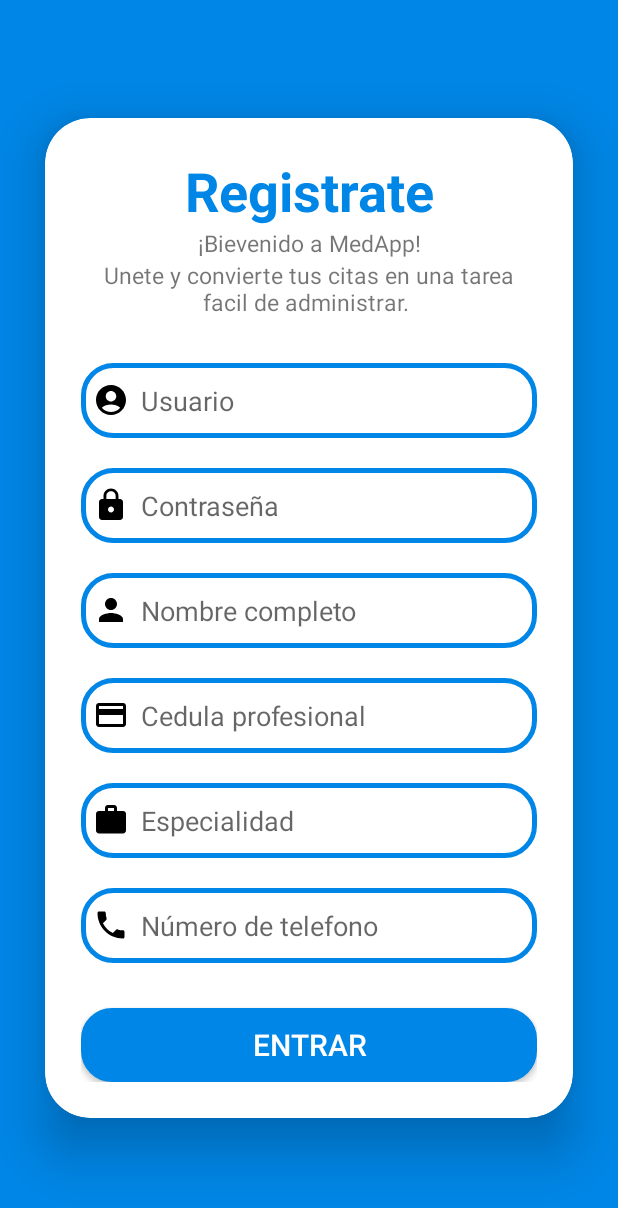
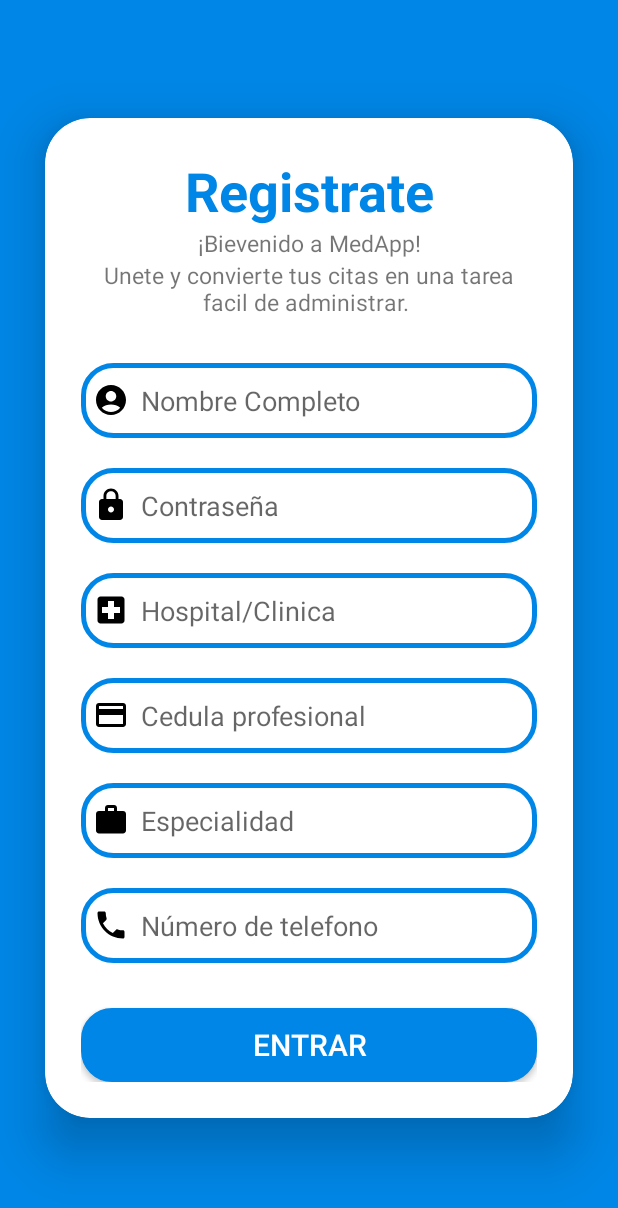
Before and after one commit to Rossnok/MedAppointment, an Android app: the MainActivity2 screen opened directly, with no data from a screen before it, on a phone screen of 412 x 824 dp. Shown: the top 1208 px of the screen. Run offline under Robolectric (Android 15) with nearby library versions, the phone set to English and light mode, and no system bars; libraries missing offline, so code that uses them is left out: com.beust.klaxon.

Commit message:
comprobacion de usuario y contraseña con web service activo -> credennciales temporales sergio rosas, rossnok buscador de recycler view implementado, registro de medicos implementado

```diff
--- /dev/null
+++ b/app/src/main/res/drawable/ic_baseline_local_hospital_24.xml
@@ -0,0 +1,5 @@
+<vector android:height="24dp" android:tint="#000000"
+    android:viewportHeight="24" android:viewportWidth="24"
+    android:width="24dp" xmlns:android="http://schemas.android.com/apk/res/android">
+    <path android:fillColor="@android:color/white" android:pathData="M19,3L5,3c-1.1,0 -1.99,0.9 -1.99,2L3,19c0,1.1 0.9,2 2,2h14c1.1,0 2,-0.9 2,-2L21,5c0,-1.1 -0.9,-2 -2,-2zM18,14h-4v4h-4v-4L6,14v-4h4L10,6h4v4h4v4z"/>
+</vector>
--- a/app/src/main/res/layout/activity_main2.xml
+++ b/app/src/main/res/layout/activity_main2.xml
@@ -53,8 +53,10 @@
                 android:background="@drawable/custom_edittext"
                 android:drawableLeft="@drawable/ic_baseline_account_circle_24"
                 android:drawablePadding="8dp"
-                android:hint="Usuario"
+                android:hint="Nombre Completo"
                 android:padding="8dp"
+                android:singleLine="true"
+                android:maxLines="1"
                 android:textColor="@color/black"
                 android:textColorHighlight="@color/cardview_dark_background"
                 android:layout_marginTop="30dp"/>
@@ -67,6 +69,8 @@
                 android:drawablePadding="8dp"
                 android:hint="Contraseña"
                 android:padding="8dp"
+                android:singleLine="true"
+                android:maxLines="1"
                 android:inputType="textPassword"
                 android:textColor="@color/black"
                 android:textColorHighlight="@color/cardview_dark_background"
@@ -74,13 +78,13 @@
             <EditText
                 android:layout_width="match_parent"
                 android:layout_height="50dp"
-                android:id="@+id/name"
+                android:id="@+id/dependence"
                 android:background="@drawable/custom_edittext"
-                android:drawableLeft="@drawable/ic_baseline_person_24"
+                android:drawableLeft="@drawable/ic_baseline_local_hospital_24"
                 android:drawablePadding="8dp"
-                android:hint="Nombre completo"
+                android:hint="Hospital/Clinica"
                 android:padding="8dp"
-                android:inputType="textPassword"
+                android:inputType="text"
                 android:textColor="@color/black"
                 android:textColorHighlight="@color/cardview_dark_background"
                 android:layout_marginTop="20dp"/>
@@ -93,23 +97,27 @@
                 android:drawablePadding="8dp"
                 android:hint="Cedula profesional"
                 android:padding="8dp"
-                android:inputType="textPassword"
+                android:inputType="text"
                 android:textColor="@color/black"
                 android:textColorHighlight="@color/cardview_dark_background"
                 android:layout_marginTop="20dp"/>
+
             <EditText
                 android:layout_width="match_parent"
                 android:layout_height="50dp"
-                android:id="@+id/title"
+                android:id="@+id/specialty"
                 android:background="@drawable/custom_edittext"
                 android:drawableLeft="@drawable/ic_baseline_work_24"
                 android:drawablePadding="8dp"
+                android:singleLine="true"
+                android:maxLines="1"
                 android:hint="Especialidad"
                 android:padding="8dp"
-                android:inputType="textPassword"
+                android:inputType="text"
                 android:textColor="@color/black"
                 android:textColorHighlight="@color/cardview_dark_background"
                 android:layout_marginTop="20dp"/>
+
             <EditText
                 android:layout_width="match_parent"
                 android:layout_height="50dp"
@@ -119,6 +127,8 @@
                 android:drawablePadding="8dp"
                 android:hint="Número de telefono"
                 android:padding="8dp"
+                android:singleLine="true"
+                android:maxLines="1"
                 android:inputType="text|phone"
                 android:textColor="@color/black"
                 android:textColorHighlight="@color/cardview_dark_background"
@@ -134,12 +144,6 @@
                 android:textSize="20sp"
                 android:textColor="@color/white"
                 android:background="@drawable/login_button"/>
-
-
         </LinearLayout>
-
     </androidx.cardview.widget.CardView>
-
-
-
 </LinearLayout>
```
Also changed, not shown: app/src/main/java/com/example/medicalonlineapp/MainActivity.kt (+116 -25 lines), app/src/main/java/com/example/medicalonlineapp/MainActivity2.kt (+12 -4 lines), app/src/main/java/com/example/medicalonlineapp/adapters/PacienteAdapter.kt (+6 -3 lines), app/src/main/java/com/example/medicalonlineapp/fragments/Citas.kt (+14 -3 lines), app/src/main/res/layout/fragment_citas.xml (+7 -0 lines).
